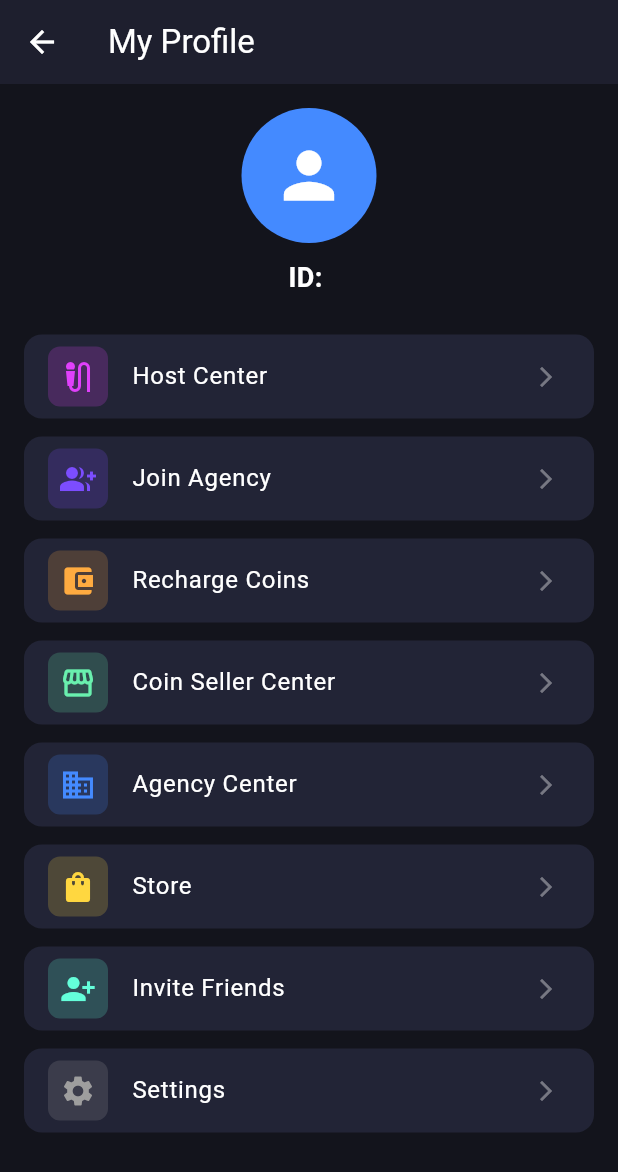
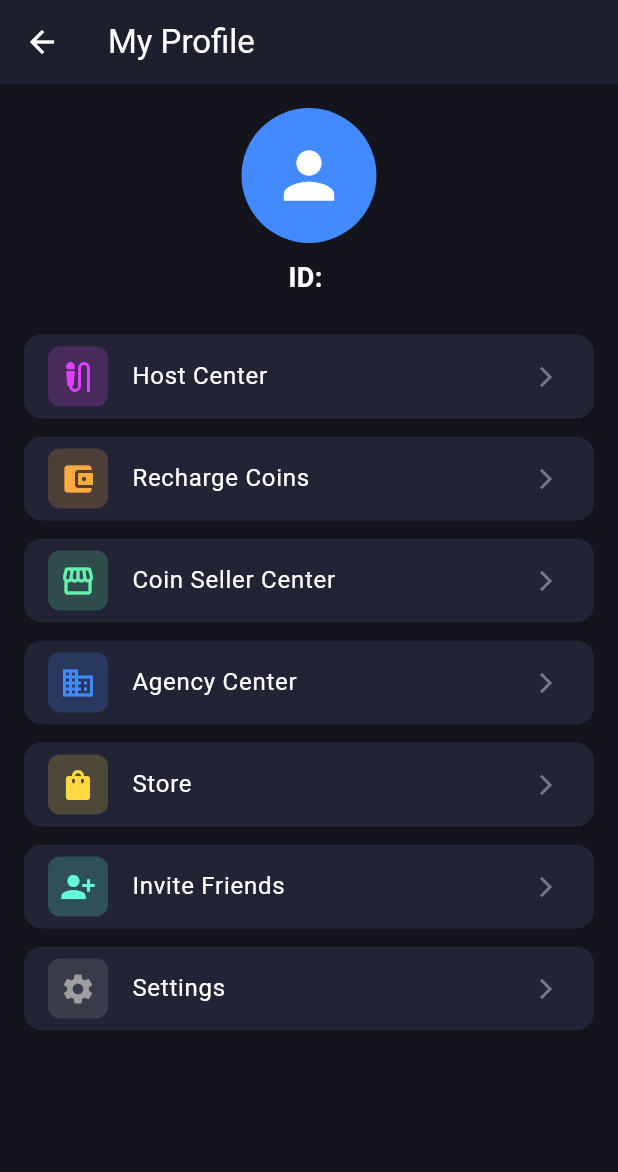
Before and after one commit to mmame6036-cpu/Voice-app, a Flutter app: the ProfileScreen screen opened directly with empty values, on a phone screen of 412 x 824 dp. Shown: the top 1172 px of the screen. Run offline on Flutter 3.47's test engine with Material 3 defaults, Android fonts, the phone set to English and light mode, and no system bars; our stand-ins replace image_picker, permission_handler, socket_io_client; missing offline and left inert: agora_rtc_engine; network calls fail.

Commit message:
Update profile_screen.dart

```diff
--- a/lib/profile_screen.dart
+++ b/lib/profile_screen.dart
@@ -8,7 +8,6 @@ import 'host_center_screen.dart';
 import 'agency_screen.dart';
 import 'store_screen.dart';
 import 'invite_screen.dart';
-import '../widgets/join_agency_dialog.dart';
 
 class ProfileScreen extends StatelessWidget {
   final String userId;
@@ -113,7 +112,6 @@ class ProfileScreen extends StatelessWidget {
                     child: const Text(
                       '👑 Master Admin',
                       style: TextStyle(
-
                         color: Colors.amber,
                         fontWeight: FontWeight.bold,
                         fontSize: 12,
@@ -155,18 +153,7 @@ color: Colors.amber,
           ),
           const SizedBox(height: 12),
 
-          // 2. Join Agency Dialog
-          _buildMenuItem(
-            icon: Icons.group_add,
-            iconColor: Colors.deepPurpleAccent,
-            title: 'Join Agency',
-            onTap: () {
-              JoinAgencyDialog.show(context, userId: userId);
-            },
-          ),
-          const SizedBox(height: 12),
-
-          // 3. Recharge
+          // 2. Recharge
           _buildMenuItem(
             icon: Icons.account_balance_wallet,
             iconColor: Colors.orangeAccent,
@@ -180,7 +167,7 @@ color: Colors.amber,
           ),
           const SizedBox(height: 12),
 
-          // 4. Coin Seller (Agent Verified Only)
+          // 3. Coin Seller (Agent Verified Only)
           _buildMenuItem(
             icon: Icons.storefront,
             iconColor: Colors.greenAccent,
@@ -189,7 +176,7 @@ color: Colors.amber,
           ),
           const SizedBox(height: 12),
 
-          // 5. Agency
+          // 4. Agency
           _buildMenuItem(
             icon: Icons.business,
             iconColor: Colors.blueAccent,
@@ -203,7 +190,7 @@ color: Colors.amber,
           ),
           const SizedBox(height: 12),
 
-          // 6. Store
+          // 5. Store
           _buildMenuItem(
             icon: Icons.shopping_bag,
             iconColor: Colors.amberAccent,
@@ -217,7 +204,7 @@ color: Colors.amber,
           ),
           const SizedBox(height: 12),
 
-          // 7. Invite Friends
+          // 6. Invite Friends
           _buildMenuItem(
             icon: Icons.person_add_alt_1,
             iconColor: Colors.tealAccent,
@@ -231,7 +218,7 @@ color: Colors.amber,
           ),
           const SizedBox(height: 12),
 
-          // 8. Settings
+          // 7. Settings
           _buildMenuItem(
             icon: Icons.settings,
             iconColor: Colors.grey,
@@ -372,7 +359,6 @@ class _InAppAdminScreenState extends State<InAppAdminScreen> {
         title: const Text(
           '👑 Master Admin Panel',
           style: TextStyle(color: Colors.white, fontSize: 17),
-
         ),
         backgroundColor: const Color(0xFF1E1F2E),
         iconTheme: const IconThemeData(color: Colors.white),
@@ -394,6 +380,7 @@ class _InAppAdminScreenState extends State<InAppAdminScreen> {
               padding: const EdgeInsets.all(16),
               child: Column(
                 crossAxisAlignment: CrossAxisAlignment.start,
+
 children: [
                   const Text(
                     'Assign / Revoke Agent (Coin Seller)',
@@ -474,7 +461,6 @@ class _InAppAdminScreenState extends State<InAppAdminScreen> {
                 ),
               ),
             )
-
           else
             ..._pendingPayments.map((p) {
               return Card(
@@ -491,6 +477,7 @@ else
                   ),
                   trailing: ElevatedButton(
                     style: ElevatedButton.styleFrom(backgroundColor: Colors.green),
+
 onPressed: () => _approvePayment(p['_id']),
                     child: const Text('Approve', style: TextStyle(color: Colors.white)),
                   ),
```
Lines whose indentation alone changed are shown as unchanged.
